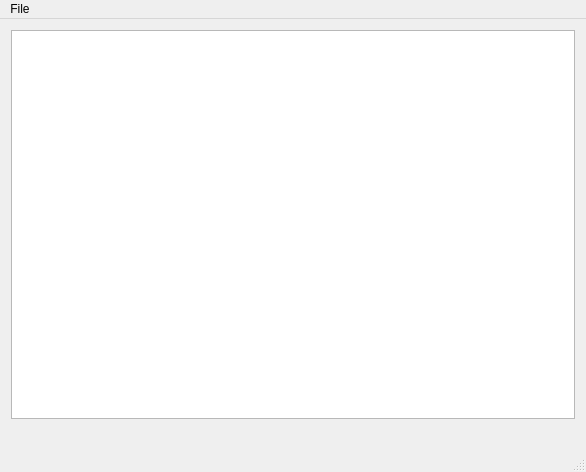
The window that mainwindow.ui (ohyeah521/shadowblade-master-qt) describes before a commit, drawn with Qt 5.
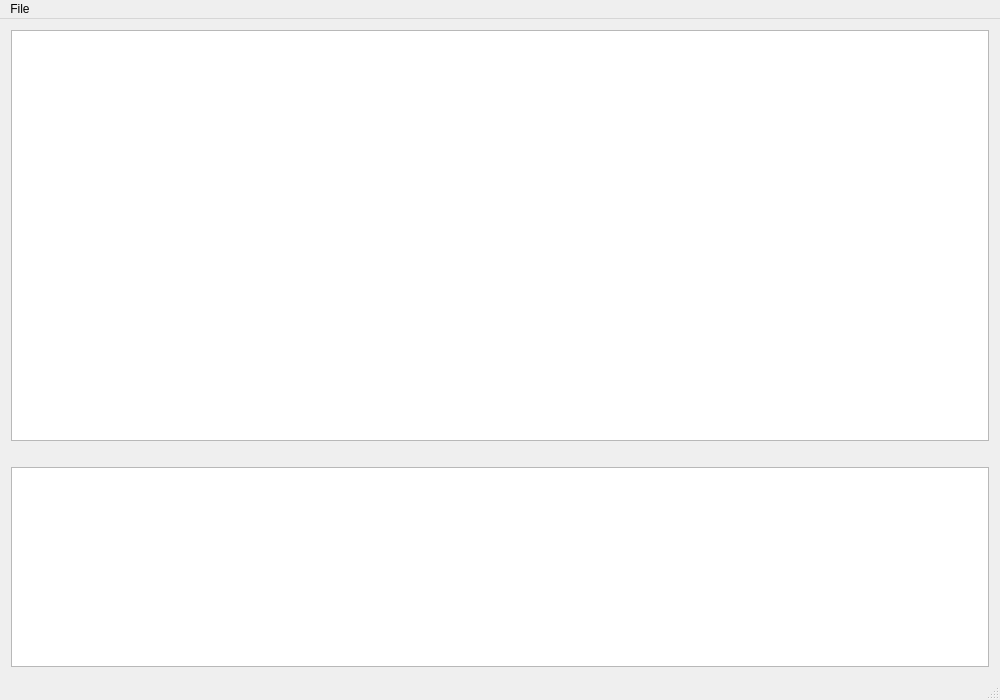
The same window after the commit.

Diff of the .ui file:
```diff
--- a/mainwindow.ui
+++ b/mainwindow.ui
@@ -6,17 +6,23 @@
    <rect>
     <x>0</x>
     <y>0</y>
-    <width>586</width>
-    <height>472</height>
+    <width>1000</width>
+    <height>700</height>
    </rect>
   </property>
   <property name="windowTitle">
    <string>ShadowBlade: Master</string>
   </property>
+  <property name="styleSheet">
+   <string notr="true"/>
+  </property>
   <widget class="QWidget" name="centralWidget">
    <layout class="QVBoxLayout" name="verticalLayout">
     <item>
      <widget class="QTableView" name="tableView">
+      <property name="styleSheet">
+       <string notr="true"/>
+      </property>
       <property name="editTriggers">
        <set>QAbstractItemView::NoEditTriggers</set>
       </property>
@@ -45,11 +51,27 @@
     </item>
     <item>
      <widget class="QLabel" name="hostCountLabel">
+      <property name="enabled">
+       <bool>true</bool>
+      </property>
       <property name="text">
        <string/>
       </property>
      </widget>
     </item>
+    <item>
+     <widget class="QTextEdit" name="textEdit">
+      <property name="maximumSize">
+       <size>
+        <width>16777215</width>
+        <height>200</height>
+       </size>
+      </property>
+      <property name="styleSheet">
+       <string notr="true"/>
+      </property>
+     </widget>
+    </item>
    </layout>
   </widget>
   <widget class="QMenuBar" name="menuBar">
@@ -57,7 +79,7 @@
     <rect>
      <x>0</x>
      <y>0</y>
-     <width>586</width>
+     <width>1000</width>
      <height>23</height>
     </rect>
    </property>
```
Left out of the diff: 5 changed lines with no effect on the pictures.
